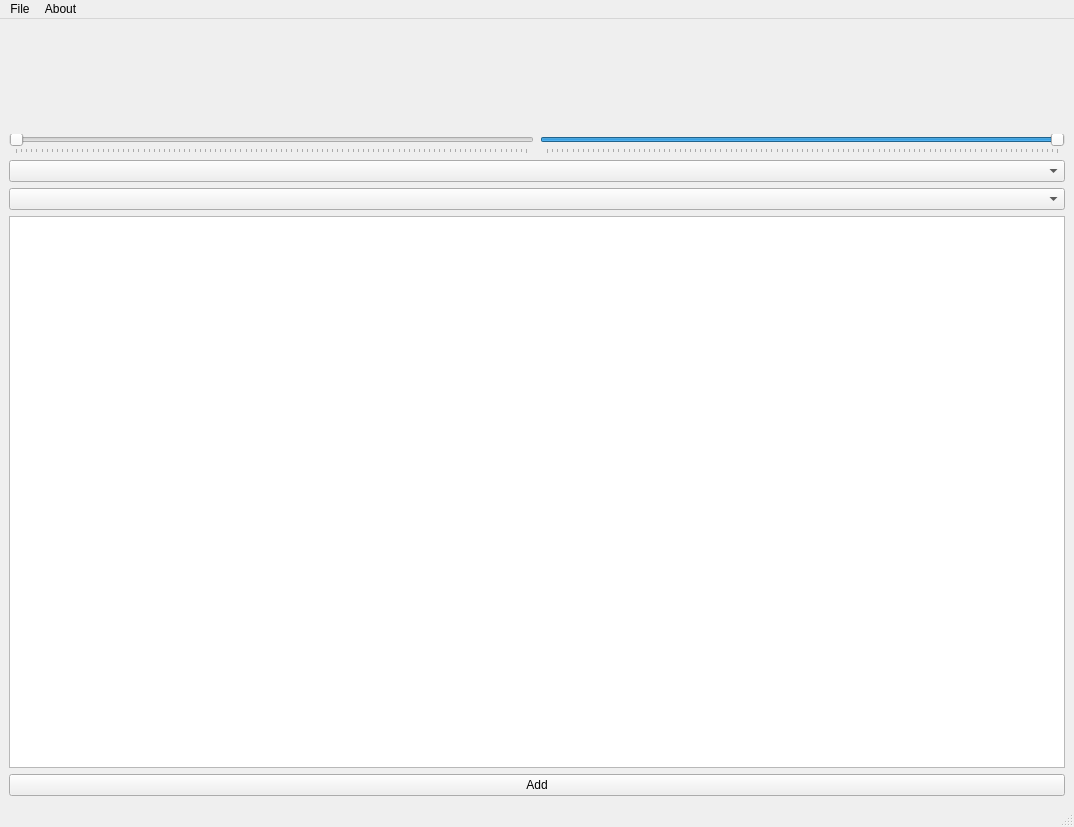
First picture: the form in res/mainwindow.ui, repository computergeek1507/EffectsGen, before the edit.
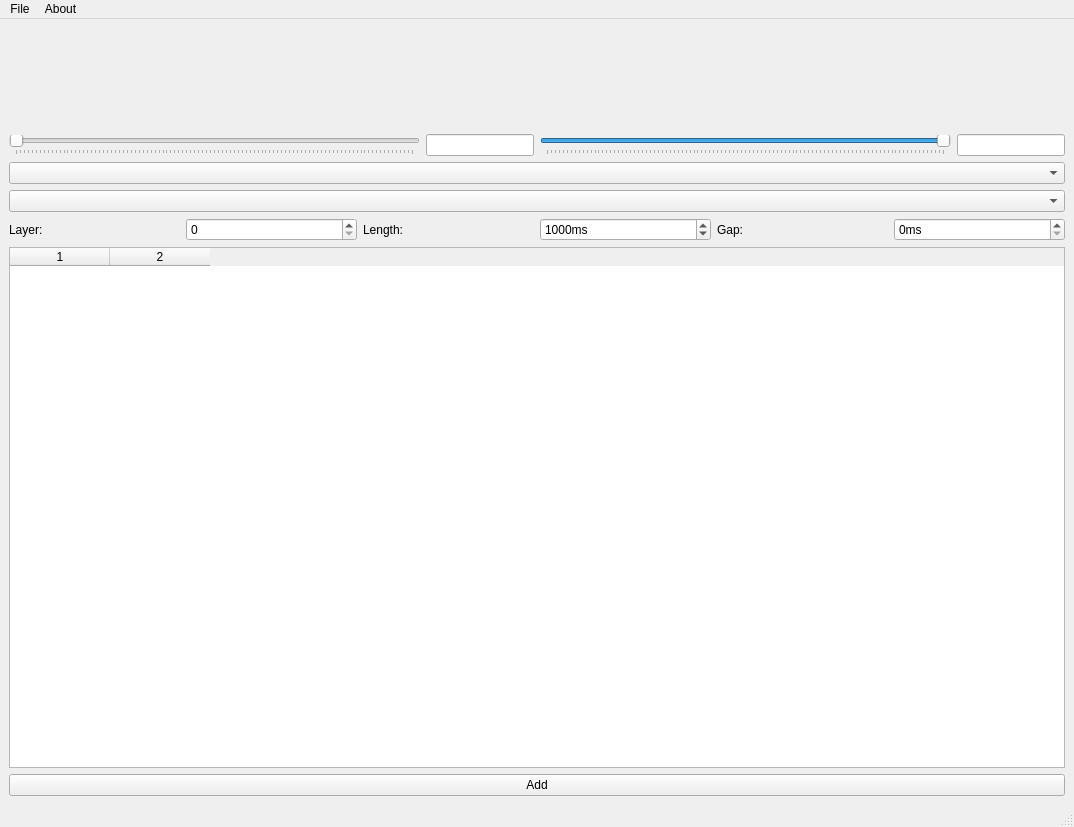
Second picture: the form after the edit. Icons and pictures are not drawn. Custom widgets are drawn as their Qt base class.

Diff of the .ui file:
```diff
--- a/res/mainwindow.ui
+++ b/res/mainwindow.ui
@@ -55,7 +55,17 @@
        </widget>
       </item>
       <item>
-       <widget class="QSlider" name="hs_endTime">
+       <widget class="QLineEdit" name="le_StartTime">
+        <property name="sizePolicy">
+         <sizepolicy hsizetype="Preferred" vsizetype="Fixed">
+          <horstretch>0</horstretch>
+          <verstretch>0</verstretch>
+         </sizepolicy>
+        </property>
+       </widget>
+      </item>
+      <item>
+       <widget class="QSlider" name="hs_EndTime">
         <property name="maximum">
          <number>100</number>
         </property>
@@ -70,6 +80,16 @@
         </property>
        </widget>
       </item>
+      <item>
+       <widget class="QLineEdit" name="le_EndTime">
+        <property name="sizePolicy">
+         <sizepolicy hsizetype="Preferred" vsizetype="Fixed">
+          <horstretch>0</horstretch>
+          <verstretch>0</verstretch>
+         </sizepolicy>
+        </property>
+       </widget>
+      </item>
      </layout>
     </item>
     <item>
@@ -79,7 +99,80 @@
      <widget class="QComboBox" name="cb_Effect"/>
     </item>
     <item>
-     <widget class="QTableWidget" name="tableWidget"/>
+     <layout class="QHBoxLayout" name="horizontalLayout_2">
+      <item>
+       <widget class="QLabel" name="label">
+        <property name="text">
+         <string>Layer:</string>
+        </property>
+       </widget>
+      </item>
+      <item>
+       <widget class="QSpinBox" name="sb_Layer">
+        <property name="minimum">
+         <number>0</number>
+        </property>
+        <property name="value">
+         <number>0</number>
+        </property>
+       </widget>
+      </item>
+      <item>
+       <widget class="QLabel" name="label_2">
+        <property name="text">
+         <string>Length:</string>
+        </property>
+       </widget>
+      </item>
+      <item>
+       <widget class="QSpinBox" name="sb_Length">
+        <property name="suffix">
+         <string>ms</string>
+        </property>
+        <property name="minimum">
+         <number>25</number>
+        </property>
+        <property name="maximum">
+         <number>10000000</number>
+        </property>
+        <property name="singleStep">
+         <number>100</number>
+        </property>
+        <property name="value">
+         <number>1000</number>
+        </property>
+       </widget>
+      </item>
+      <item>
+       <widget class="QLabel" name="label_3">
+        <property name="text">
+         <string>Gap:</string>
+        </property>
+       </widget>
+      </item>
+      <item>
+       <widget class="QSpinBox" name="sb_Gap">
+        <property name="suffix">
+         <string>ms</string>
+        </property>
+        <property name="maximum">
+         <number>10000000</number>
+        </property>
+        <property name="singleStep">
+         <number>100</number>
+        </property>
+       </widget>
+      </item>
+     </layout>
+    </item>
+    <item>
+     <widget class="QTableWidget" name="tw_Properties">
+      <property name="columnCount">
+       <number>2</number>
+      </property>
+      <column/>
+      <column/>
+     </widget>
     </item>
     <item>
      <widget class="QPushButton" name="pb_add">
```
Left out of the diff: 101 changed lines with no effect on the pictures.
